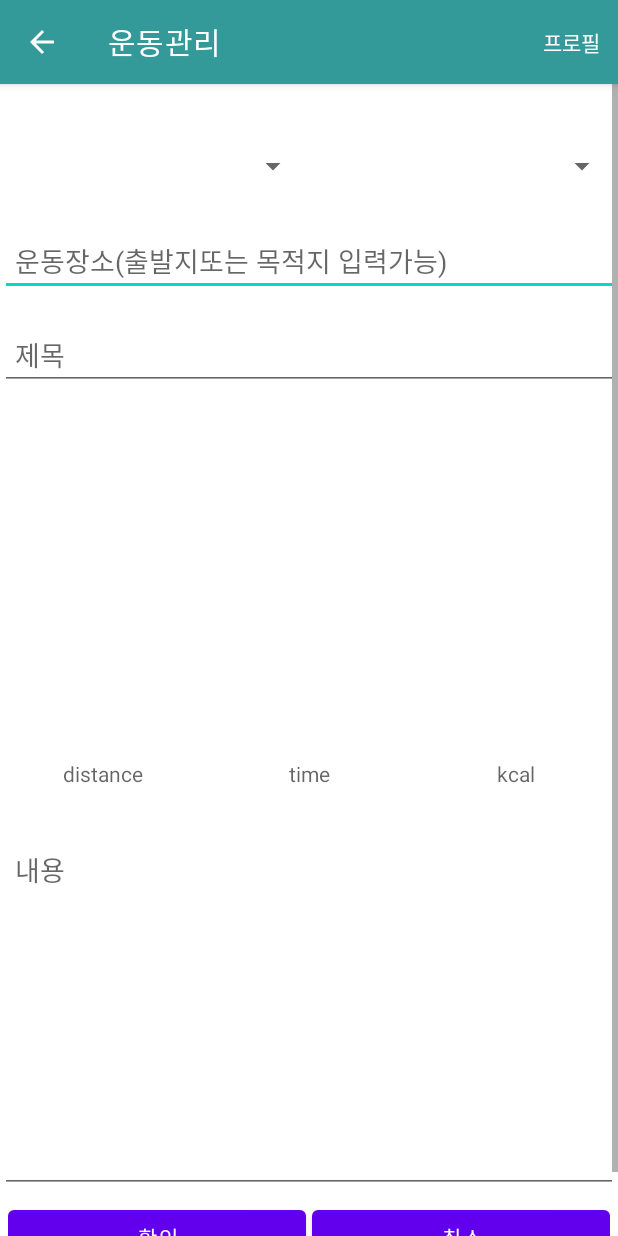
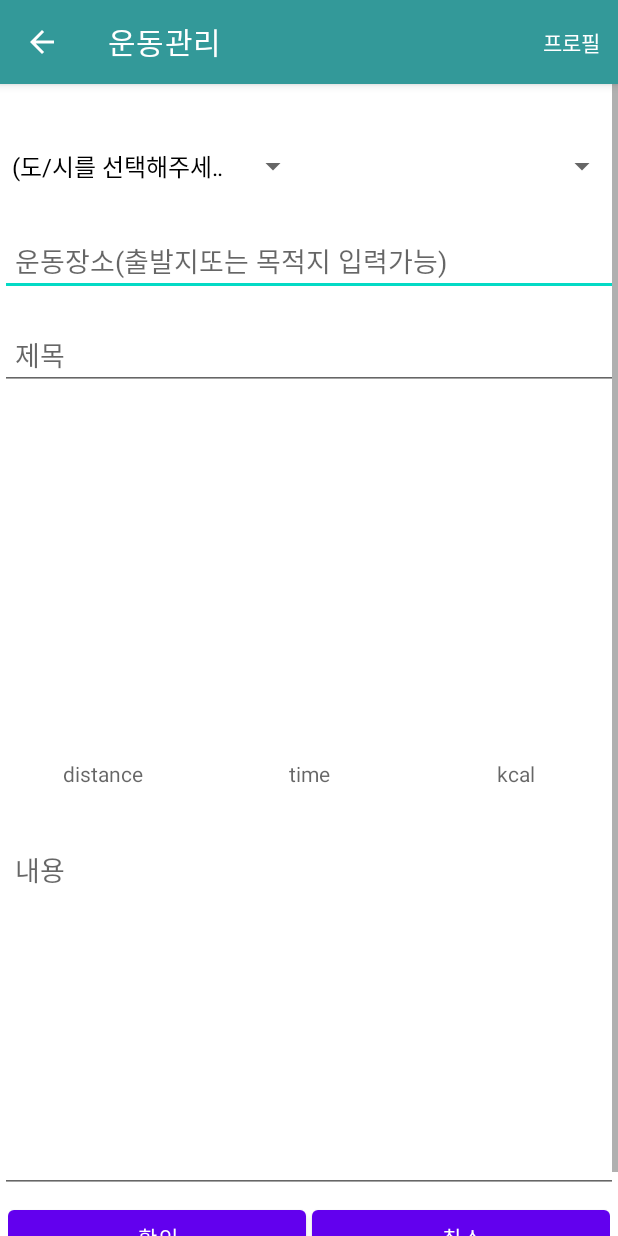
Before and after one commit to jeong-chan/RunningTrackerForSmartWatch, an Android app: the WritePostActivity screen opened directly, with no data from a screen before it, on a phone screen of 412 x 824 dp. Run offline under Robolectric (Android 15) with nearby library versions, the phone set to English and light mode, and no system bars; our stand-ins replace Firebase (no records; nobody signed in at launch, a user with empty details on screens opened directly), Volley; network calls fail.

Commit message:
sharing route1.2

```diff
--- a/app/src/main/res/values/strings.xml
+++ b/app/src/main/res/values/strings.xml
@@ -2,7 +2,7 @@
 
 <resources>
     <string-array name="spinner_region">
-        <item></item>
+        <item>(도/시를 선택해주세요)</item>
         <item>서울특별시</item>
         <item>부산광역시</item>
         <item>대구광역시</item>
```
Also changed, not shown: app/src/main/java/com/example/registerloginexample/MainActivity.java (+7 -5 lines).
